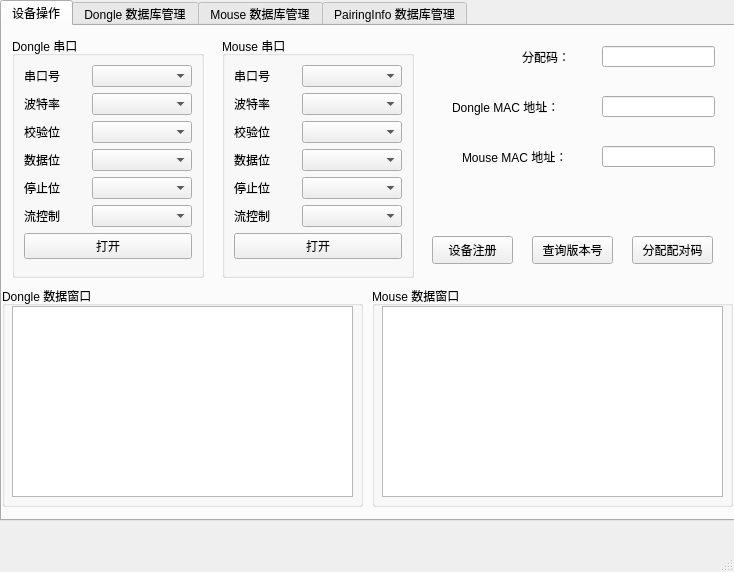
Above: UI/tool/pairingTool/pairingtool.ui from isDerek/ProductionTool before the change. Below: the same form after it.
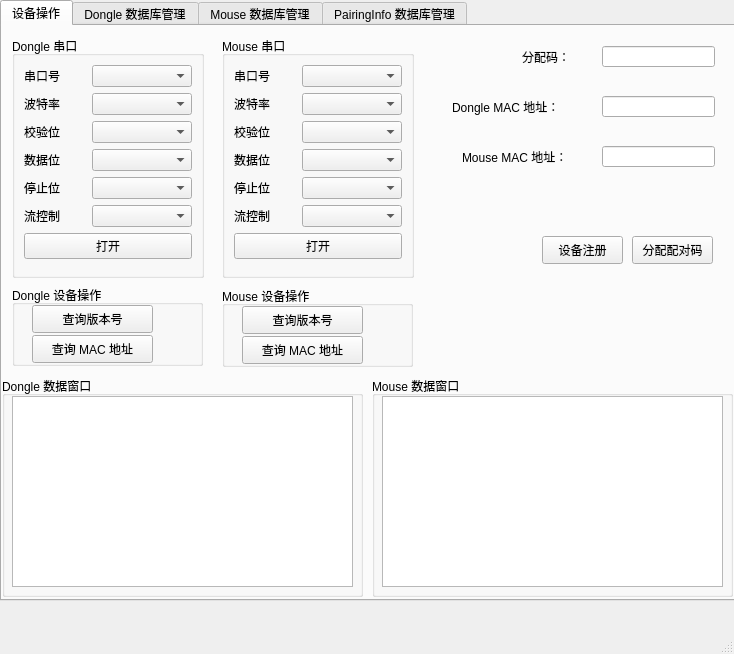
That is the form after the change.

Commit message: 更改了配对工具的查看版本和查看 MAC 按钮

Patch:
```diff
--- a/UI/tool/pairingTool/pairingtool.ui
+++ b/UI/tool/pairingTool/pairingtool.ui
@@ -7,7 +7,7 @@
     <x>0</x>
     <y>0</y>
     <width>734</width>
-    <height>572</height>
+    <height>654</height>
    </rect>
   </property>
   <property name="windowTitle">
@@ -20,7 +20,7 @@
       <x>0</x>
       <y>0</y>
       <width>741</width>
-      <height>521</height>
+      <height>601</height>
      </rect>
     </property>
     <property name="currentIndex">
@@ -377,7 +377,7 @@
      <widget class="QPushButton" name="btn_registerDevice">
       <property name="geometry">
        <rect>
-        <x>430</x>
+        <x>540</x>
         <y>210</y>
         <width>81</width>
         <height>28</height>
@@ -387,19 +387,6 @@
        <string>设备注册</string>
       </property>
      </widget>
-     <widget class="QPushButton" name="btn_checkVersionId">
-      <property name="geometry">
-       <rect>
-        <x>530</x>
-        <y>210</y>
-        <width>81</width>
-        <height>28</height>
-       </rect>
-      </property>
-      <property name="text">
-       <string>查询版本号</string>
-      </property>
-     </widget>
      <widget class="QPushButton" name="btn_paringCode">
       <property name="geometry">
        <rect>
@@ -417,7 +404,7 @@
       <property name="geometry">
        <rect>
         <x>0</x>
-        <y>260</y>
+        <y>350</y>
         <width>361</width>
         <height>221</height>
        </rect>
@@ -440,7 +427,7 @@
       <property name="geometry">
        <rect>
         <x>370</x>
-        <y>260</y>
+        <y>350</y>
         <width>361</width>
         <height>221</height>
        </rect>
@@ -531,6 +518,84 @@
        <string>Mouse MAC 地址：</string>
       </property>
      </widget>
+     <widget class="QGroupBox" name="groupBox">
+      <property name="geometry">
+       <rect>
+        <x>10</x>
+        <y>259</y>
+        <width>191</width>
+        <height>81</height>
+       </rect>
+      </property>
+      <property name="title">
+       <string>Dongle 设备操作</string>
+      </property>
+      <widget class="QPushButton" name="btn_checkDongleVersionId">
+       <property name="geometry">
+        <rect>
+         <x>20</x>
+         <y>20</y>
+         <width>121</width>
+         <height>28</height>
+        </rect>
+       </property>
+       <property name="text">
+        <string>查询版本号</string>
+       </property>
+      </widget>
+      <widget class="QPushButton" name="btn_checkDongleMACAddress">
+       <property name="geometry">
+        <rect>
+         <x>20</x>
+         <y>50</y>
+         <width>121</width>
+         <height>28</height>
+        </rect>
+       </property>
+       <property name="text">
+        <string>查询 MAC 地址</string>
+       </property>
+      </widget>
+     </widget>
+     <widget class="QGroupBox" name="groupBox_2">
+      <property name="geometry">
+       <rect>
+        <x>220</x>
+        <y>260</y>
+        <width>191</width>
+        <height>81</height>
+       </rect>
+      </property>
+      <property name="title">
+       <string>Mouse 设备操作</string>
+      </property>
+      <widget class="QPushButton" name="btn_checkMouseVersionId">
+       <property name="geometry">
+        <rect>
+         <x>20</x>
+         <y>20</y>
+         <width>121</width>
+         <height>28</height>
+        </rect>
+       </property>
+       <property name="text">
+        <string>查询版本号</string>
+       </property>
+      </widget>
+      <widget class="QPushButton" name="btn_checkMouseMACAddress">
+       <property name="geometry">
+        <rect>
+         <x>20</x>
+         <y>50</y>
+         <width>121</width>
+         <height>28</height>
+        </rect>
+       </property>
+       <property name="text">
+        <string>查询 MAC 地址</string>
+       </property>
+      </widget>
+     </widget>
     </widget>
     <widget class="QWidget" name="tab_2">
      <attribute name="title">
```
The commit also changes 9 other files.
